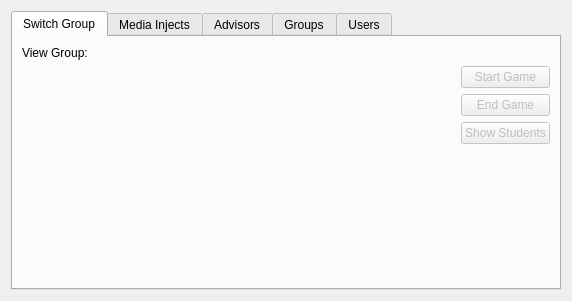
This is ui/EditScenarioForm.ui in dmzdev/stance as Qt 5 draws it before an edit. The edited form follows.
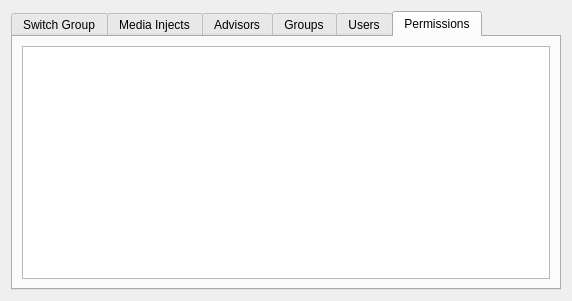
This is the edited form.

Commit message: Beginning of move from stanceConst-defined permissions to Game object defined permissions. Added several more permission states for future use.

Patch:
```diff
--- a/ui/EditScenarioForm.ui
+++ b/ui/EditScenarioForm.ui
@@ -17,7 +17,7 @@
    <item>
     <widget class="QTabWidget" name="tabWidget">
      <property name="currentIndex">
-      <number>0</number>
+      <number>5</number>
      </property>
      <widget class="QWidget" name="SwitchGroupTab">
       <attribute name="title">
@@ -406,6 +406,16 @@
        </item>
       </layout>
      </widget>
+     <widget class="QWidget" name="PermissionTab">
+      <attribute name="title">
+       <string>Permissions</string>
+      </attribute>
+      <layout class="QVBoxLayout" name="verticalLayout_11">
+       <item>
+        <widget class="QTableWidget" name="permissionTableWidget"/>
+       </item>
+      </layout>
+     </widget>
     </widget>
    </item>
   </layout>
```
The commit also changes 4 other files.
